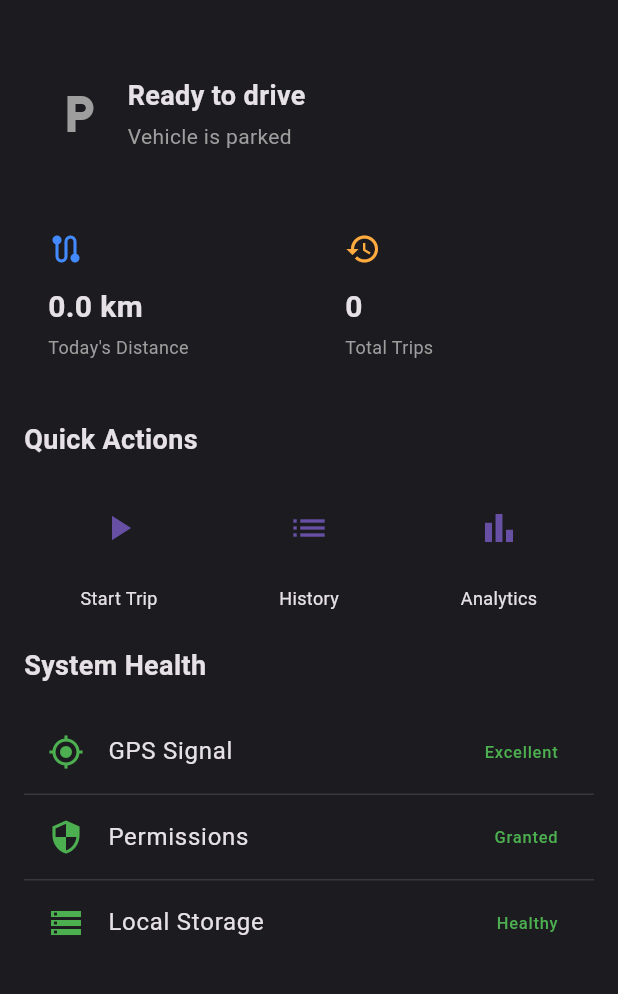
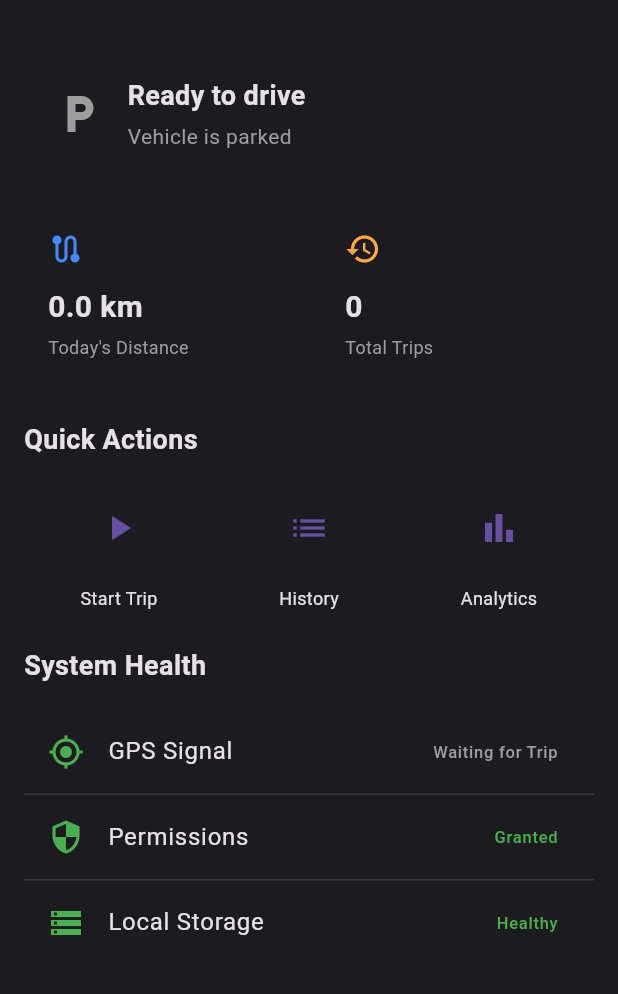
Before and after one commit to thanseer02/drive_replay, a Flutter app: the screen it shows after launch, on a phone screen of 412 x 824 dp, the part 63-1057 px from its top. Run offline on Flutter 3.47's test engine with Material 3 defaults, Android fonts, the phone set to English and light mode, and no system bars; our stand-ins replace drift, fl_chart, flutter_animate, geolocator, get_it, permission_handler and 1 more; missing offline and left inert: flutter_foreground_task; accounts and stored records are empty; generated files the repository leaves out were written again.

Commit message:
feat: implement permission requirements screen and enforce checks before starting trips with database vehicle synchronization

```diff
--- a/lib/core/data/repositories/trip_repository_impl.dart
+++ b/lib/core/data/repositories/trip_repository_impl.dart
@@ -11,6 +11,12 @@ class TripRepositoryImpl implements TripRepository {
 
   @override
   Future<int> startTrip(Trip trip) async {
+    // Ensure the vehicle exists to prevent Foreign Key constraint failure
+    await _db.customStatement(
+      "INSERT OR IGNORE INTO vehicles (id, name, is_active, odometer) VALUES (?, 'My Vehicle', 1, 0.0);",
+      [trip.vehicleId],
+    );
+
     return await _db.into(_db.trips).insert(
       TripsCompanion(
         vehicleId: Value(trip.vehicleId),
--- a/lib/features/dashboard/views/dashboard_screen.dart
+++ b/lib/features/dashboard/views/dashboard_screen.dart
@@ -6,6 +6,10 @@ import 'package:drive_replay/features/dashboard/viewmodels/dashboard_viewmodel.d
 import 'package:drive_replay/features/trip_record/views/trip_record_screen.dart';
 import 'package:drive_replay/features/history/views/trip_history_screen.dart';
 import 'package:drive_replay/features/analytics/views/analytics_screen.dart';
+import 'package:drive_replay/core/permissions/viewmodels/permission_viewmodel.dart';
+import 'package:drive_replay/core/permissions/models/permission_state.dart';
+import 'package:drive_replay/core/permissions/views/permissions_screen.dart';
+import 'package:permission_handler/permission_handler.dart';
 
 class DashboardScreen extends StatefulWidget {
   const DashboardScreen({super.key});
@@ -124,7 +128,16 @@ class _DashboardScreenState extends State<DashboardScreen> {
           icon: Icons.play_arrow,
           label: 'Start Trip',
           onTap: () {
+            final permVm = context.read<PermissionViewModel>();
+            if (permVm.getState(Permission.location) == AppPermissionState.granted &&
+                permVm.getState(Permission.locationAlways) == AppPermissionState.granted &&
+                permVm.getState(Permission.ignoreBatteryOptimizations) == AppPermissionState.granted &&
+                permVm.getState(Permission.notification) == AppPermissionState.granted) {
               Navigator.push(context, MaterialPageRoute(builder: (_) => const TripRecordScreen()));
+            } else {
+              // Route to permissions screen
+              Navigator.push(context, MaterialPageRoute(builder: (_) => const PermissionsScreen()));
+            }
           },
         ),
         _ActionButton(
@@ -146,32 +159,49 @@ class _DashboardScreenState extends State<DashboardScreen> {
   }
 
   Widget _buildSystemHealth() {
+    return Consumer<PermissionViewModel>(
+      builder: (context, permVm, child) {
+        final allGranted = permVm.getState(Permission.location) == AppPermissionState.granted &&
+            permVm.getState(Permission.locationAlways) == AppPermissionState.granted &&
+            permVm.getState(Permission.ignoreBatteryOptimizations) == AppPermissionState.granted &&
+            permVm.getState(Permission.notification) == AppPermissionState.granted;
+
         return Container(
           decoration: BoxDecoration(
             color: AppColors.surface,
             borderRadius: BorderRadius.circular(16),
           ),
-      child: const Column(
+          child: Column(
             children: [
-          ListTile(
+              const ListTile(
                 leading: Icon(Icons.gps_fixed, color: Colors.green),
                 title: Text('GPS Signal'),
-            trailing: Text('Excellent', style: TextStyle(color: Colors.green)),
+                trailing: Text('Waiting for Trip', style: TextStyle(color: Colors.grey)),
               ),
-          Divider(height: 1, color: Colors.white12),
+              const Divider(height: 1, color: Colors.white12),
               ListTile(
-            leading: Icon(Icons.security, color: Colors.green),
-            title: Text('Permissions'),
-            trailing: Text('Granted', style: TextStyle(color: Colors.green)),
+                leading: Icon(Icons.security, color: allGranted ? Colors.green : Colors.red),
+                title: const Text('Permissions'),
+                trailing: Text(
+                  allGranted ? 'Granted' : 'Action Required',
+                  style: TextStyle(color: allGranted ? Colors.green : Colors.red),
                 ),
-          Divider(height: 1, color: Colors.white12),
-          ListTile(
+                onTap: () {
+                  if (!allGranted) {
+                    Navigator.push(context, MaterialPageRoute(builder: (_) => const PermissionsScreen()));
+                  }
+                },
+              ),
+              const Divider(height: 1, color: Colors.white12),
+              const ListTile(
                 leading: Icon(Icons.storage, color: Colors.green),
                 title: Text('Local Storage'),
                 trailing: Text('Healthy', style: TextStyle(color: Colors.green)),
               ),
             ],
           ),
+        );
+      },
     );
   }
 }
--- a/lib/main.dart
+++ b/lib/main.dart
@@ -5,6 +5,9 @@ import 'package:drive_replay/bootstrap/splash_screen.dart';
 import 'package:drive_replay/bootstrap/global_error_handler.dart';
 import 'package:drive_replay/bootstrap/app_lifecycle_observer.dart';
 import 'package:drive_replay/core/logger/logger_service.dart';
+import 'package:provider/provider.dart';
+import 'package:drive_replay/core/di/dependency_injection.dart';
+import 'package:drive_replay/core/permissions/viewmodels/permission_viewmodel.dart';
 import 'package:drive_replay/features/dashboard/views/dashboard_screen.dart';
 
 void main() {
@@ -46,12 +49,17 @@ class _DriveReplayAppState extends State<DriveReplayApp> {
 
   @override
   Widget build(BuildContext context) {
-    return MaterialApp(
-      title: 'Drive Replay',
-      theme: AppTheme.darkTheme,
-      debugShowCheckedModeBanner: false,
-      home: const SplashScreen(
-        nextScreen: DashboardScreen(),
+    return MultiProvider(
+      providers: [
+        ChangeNotifierProvider(create: (_) => locator<PermissionViewModel>()),
+      ],
+      child: MaterialApp(
+        title: 'Drive Replay',
+        theme: AppTheme.darkTheme,
+        debugShowCheckedModeBanner: false,
+        home: const SplashScreen(
+          nextScreen: DashboardScreen(),
+        ),
       ),
     );
   }
```
Also changed, not shown: lib/core/permissions/views/permissions_screen.dart (added, +165 -0 lines). Lines whose indentation alone changed are shown as unchanged.
